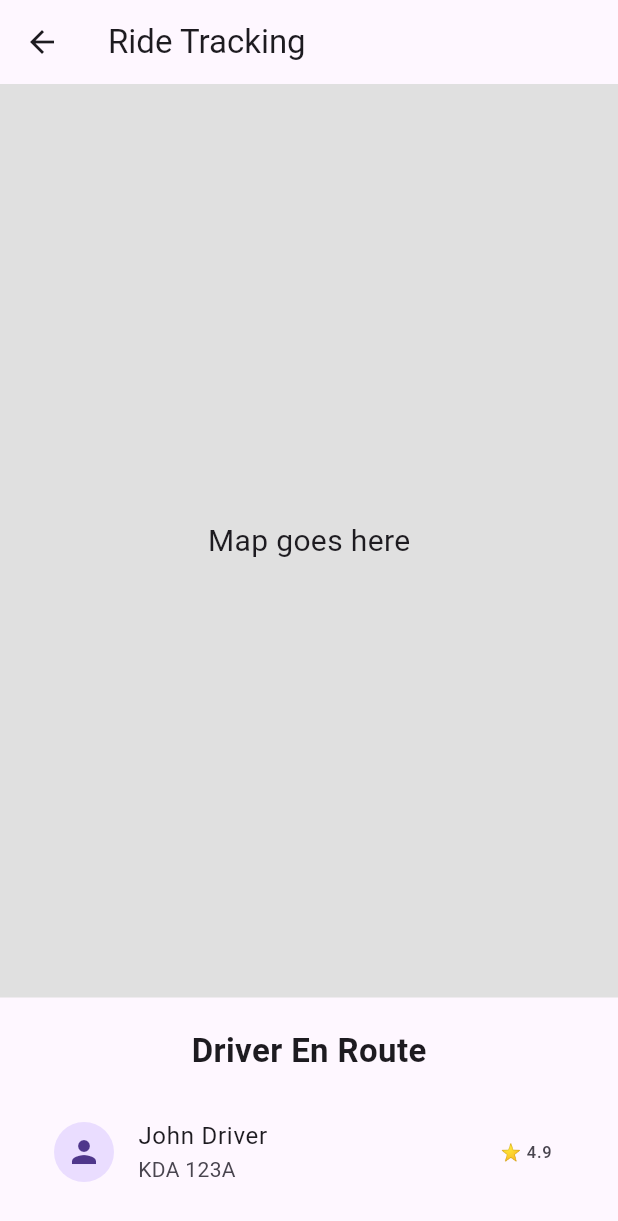
After one commit to MartinMuraya/cymelleassmnt, a Flutter app: the RideTrackingScreen screen opened directly, on a phone screen of 412 x 824 dp. The commit adds this screen. Shown: the top 1221 px of the screen. Run offline on Flutter 3.47's test engine with Material 3 defaults, Android fonts, the light colour scheme and no system bars; our stand-ins replace flutter_riverpod; network calls fail.

Commit message:
checkoute routed to ridetracking system

```diff
--- a/lib/features/cart/screens/cart_screen.dart
+++ b/lib/features/cart/screens/cart_screen.dart
@@ -2,6 +2,7 @@ import 'package:flutter/material.dart';
 import 'package:flutter_riverpod/flutter_riverpod.dart';
 
 import '../providers/cart_provider.dart';
+import '../../ride_tracking/screens/ride_tracking_screen.dart';
 
 class CartScreen extends ConsumerWidget {
   const CartScreen({super.key});
@@ -145,7 +146,15 @@ class CartScreen extends ConsumerWidget {
                       SizedBox(
                         width: double.infinity,
                         child: ElevatedButton(
-                          onPressed: () {},
+                          onPressed: () {
+                            Navigator.push(
+                              context,
+                              MaterialPageRoute(
+                                builder: (_) =>
+                                    const RideTrackingScreen(),
+                              ),
+                            );
+                          },
                           child: const Text(
                             'Checkout',
                           ),
--- /dev/null
+++ b/lib/features/ride_tracking/screens/ride_tracking_screen.dart
@@ -0,0 +1,110 @@
+import 'dart:async';
+
+import 'package:flutter/material.dart';
+
+class RideTrackingScreen extends StatefulWidget {
+  const RideTrackingScreen({super.key});
+
+  @override
+  State<RideTrackingScreen> createState() =>
+      _RideTrackingScreenState();
+}
+
+class _RideTrackingScreenState
+    extends State<RideTrackingScreen> {
+
+  String status = "Driver En Route";
+
+  @override
+  void initState() {
+    super.initState();
+
+    Future.delayed(
+      const Duration(seconds: 10),
+      startRideSimulation,
+    );
+  }
+
+  void startRideSimulation() {
+    Future.delayed(
+      const Duration(seconds: 5),
+      () {
+        setState(() {
+          status = "Driver Arrived";
+        });
+      },
+    );
+
+    Future.delayed(
+      const Duration(seconds: 10),
+      () {
+        setState(() {
+          status = "In Trip";
+        });
+      },
+    );
+
+    Future.delayed(
+      const Duration(seconds: 15),
+      () {
+        setState(() {
+          status = "Completed";
+        });
+      },
+    );
+  }
+
+  @override
+  Widget build(BuildContext context) {
+    return Scaffold(
+      appBar: AppBar(
+        title: const Text(
+          'Ride Tracking',
+        ),
+      ),
+      body: Column(
+        children: [
+          Expanded(
+            child: Container(
+              color: Colors.grey.shade300,
+              child: const Center(
+                child: Text(
+                  'Map goes here',
+                  style: TextStyle(
+                    fontSize: 20,
+                  ),
+                ),
+              ),
+            ),
+          ),
+
+          Container(
+            padding: const EdgeInsets.all(20),
+            child: Column(
+              children: [
+                Text(
+                  status,
+                  style: const TextStyle(
+                    fontSize: 22,
+                    fontWeight: FontWeight.bold,
+                  ),
+                ),
+
+                const SizedBox(height: 16),
+
+                const ListTile(
+                  leading: CircleAvatar(
+                    child: Icon(Icons.person),
+                  ),
+                  title: Text('John Driver'),
+                  subtitle: Text('KDA 123A'),
+                  trailing: Text('⭐ 4.9'),
+                ),
+              ],
+            ),
+          ),
+        ],
+      ),
+    );
+  }
+}
```
Also changed, not shown: lib/features/ride_tracking/providers/ride_provider.dart (added).
